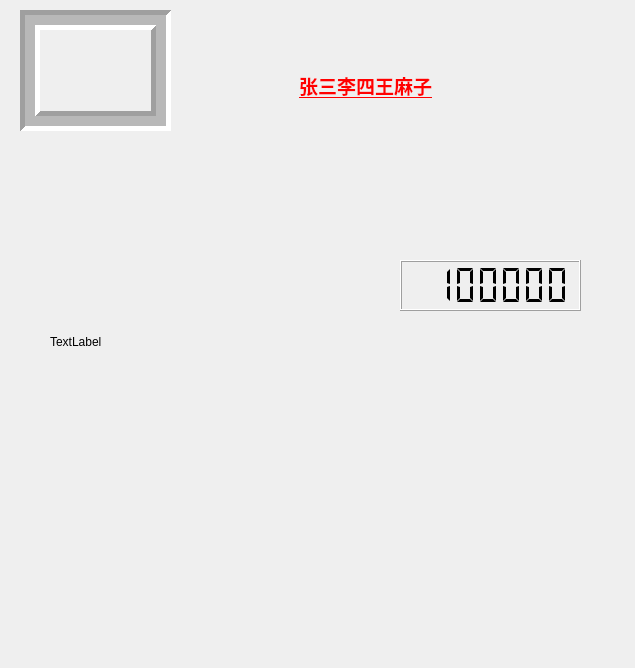
Before: the Qt Designer form _010_frame1/myframe/mywidget.ui in CodingManPP/0002_Qt_WindowAndDialog, drawn with Qt 5.
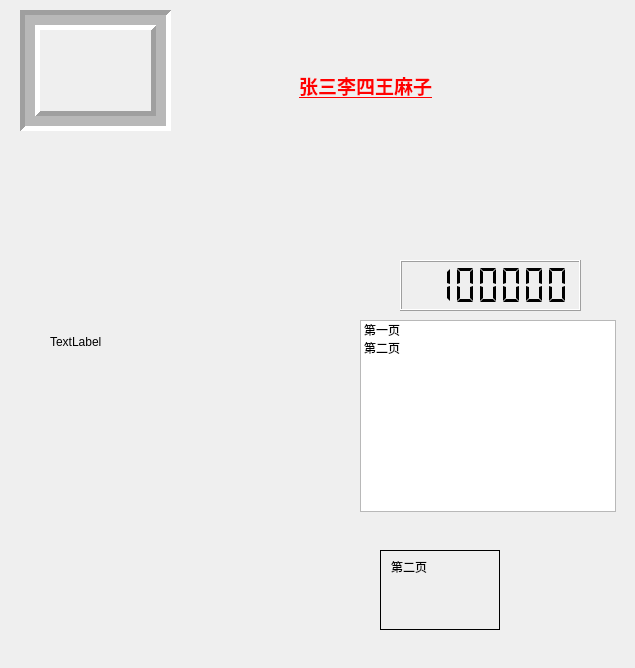
After: the same form once the commit is applied.

Commit message: _010_frame1：增加QStackedWidget实例

Diff of the .ui file:
```diff
--- a/_010_frame1/myframe/mywidget.ui
+++ b/_010_frame1/myframe/mywidget.ui
@@ -92,6 +92,72 @@
     <number>456123</number>
    </property>
   </widget>
+  <widget class="QListWidget" name="listWidget">
+   <property name="geometry">
+    <rect>
+     <x>360</x>
+     <y>320</y>
+     <width>256</width>
+     <height>192</height>
+    </rect>
+   </property>
+   <item>
+    <property name="text">
+     <string>第一页</string>
+    </property>
+   </item>
+   <item>
+    <property name="text">
+     <string>第二页</string>
+    </property>
+   </item>
+  </widget>
+  <widget class="QStackedWidget" name="stackedWidget">
+   <property name="geometry">
+    <rect>
+     <x>380</x>
+     <y>550</y>
+     <width>120</width>
+     <height>80</height>
+    </rect>
+   </property>
+   <property name="frameShape">
+    <enum>QFrame::Panel</enum>
+   </property>
+   <property name="currentIndex">
+    <number>1</number>
+   </property>
+   <widget class="QWidget" name="page">
+    <widget class="QLabel" name="label_3">
+     <property name="geometry">
+      <rect>
+       <x>20</x>
+       <y>10</y>
+       <width>54</width>
+       <height>12</height>
+      </rect>
+     </property>
+     <property name="text">
+      <string>第一页</string>
+     </property>
+    </widget>
+   </widget>
+   <widget class="QWidget" name="page_2">
+    <widget class="QLabel" name="label_4">
+     <property name="geometry">
+      <rect>
+       <x>10</x>
+       <y>10</y>
+       <width>54</width>
+       <height>12</height>
+      </rect>
+     </property>
+     <property name="text">
+      <string>第二页</string>
+     </property>
+    </widget>
+   </widget>
+  </widget>
  </widget>
  <layoutdefault spacing="6" margin="11"/>
  <resources/>
```
Left out of the diff: 19 changed lines with no effect on the pictures. The commit also changes 3 other files.
